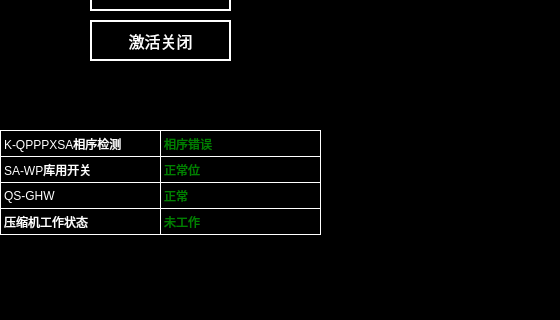
The window that main_380.ui (isliulin/Plan85HMI) describes before a commit, drawn with Qt 5; both pictures show x 240 to 800 and y 180 to 500 of the 800 by 500 pixel window.
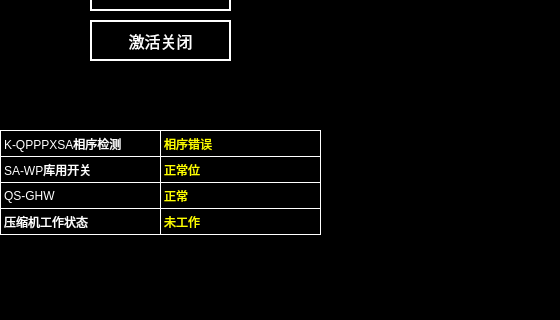
The same window after the commit.

Patch:
```diff
--- a/main_380.ui
+++ b/main_380.ui
@@ -165,7 +165,7 @@
    </property>
    <property name="styleSheet">
     <string notr="true">border:1px solid white;
-color: green;</string>
+color: yellow;</string>
    </property>
    <property name="text">
     <string>相序错误</string>
@@ -182,7 +182,7 @@
    </property>
    <property name="styleSheet">
     <string notr="true">border:1px solid white;
-color: green;</string>
+color: yellow;</string>
    </property>
    <property name="text">
     <string>正常位</string>
@@ -199,7 +199,7 @@
    </property>
    <property name="styleSheet">
     <string notr="true">border:1px solid white;
-color: green;</string>
+color: yellow;</string>
    </property>
    <property name="text">
     <string>正常</string>
@@ -216,7 +216,7 @@
    </property>
    <property name="styleSheet">
     <string notr="true">border:1px solid white;
-color: green;</string>
+color: yellow;</string>
    </property>
    <property name="text">
     <string>未工作</string>
```
